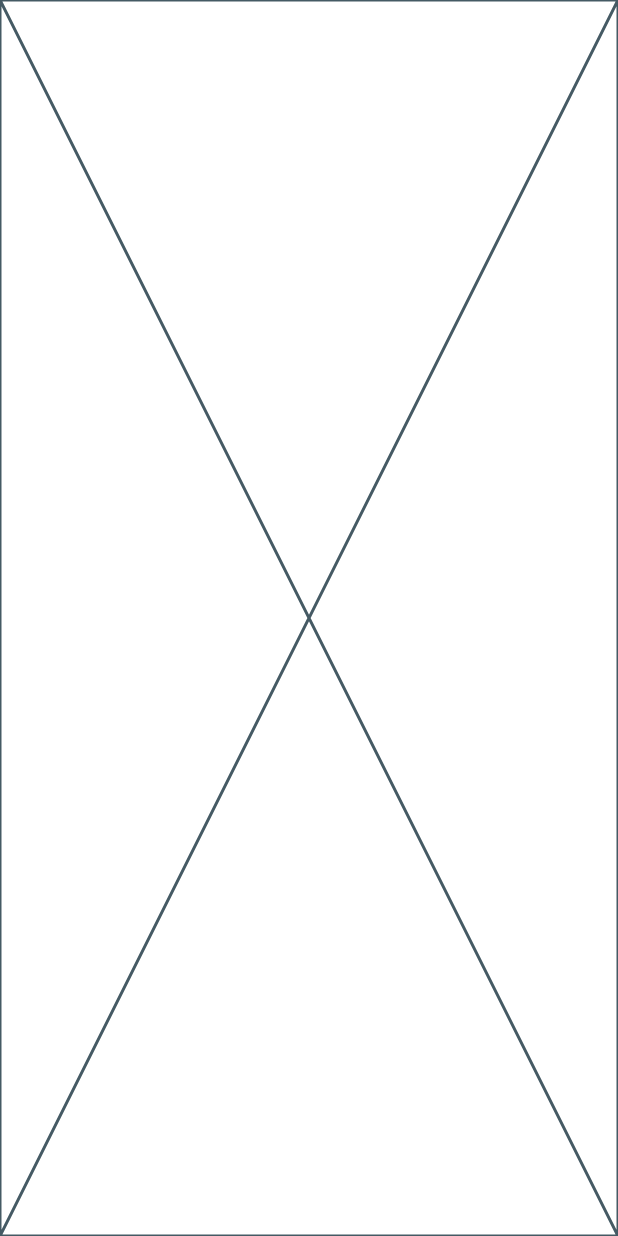
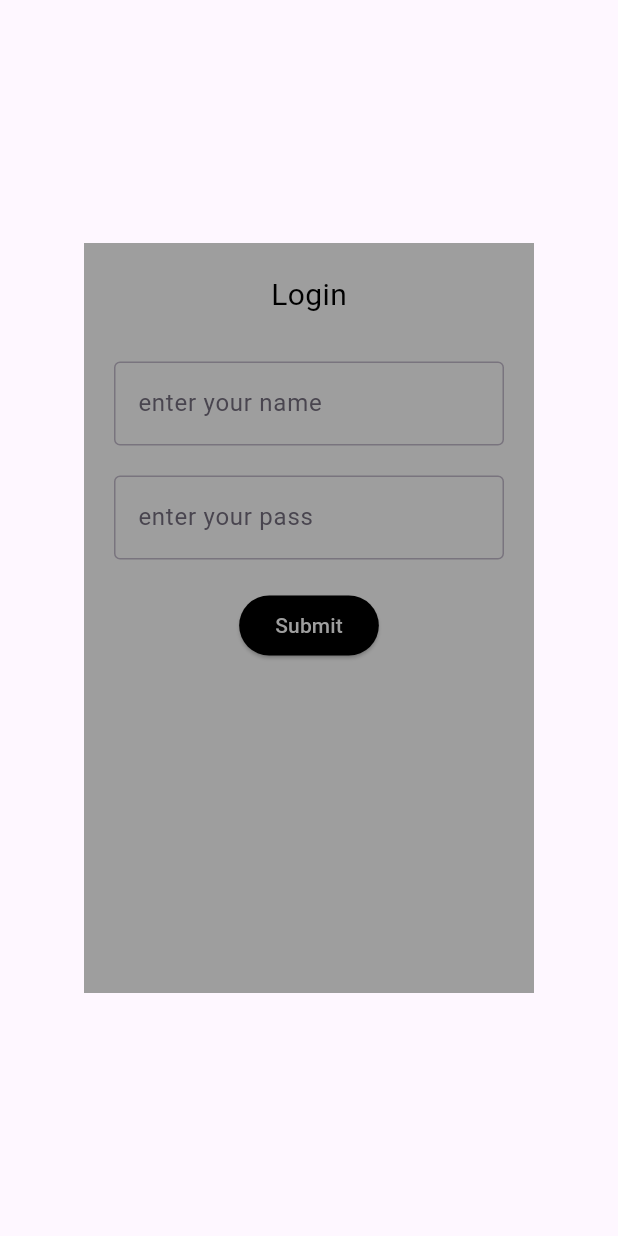
Before and after one commit to shamseernpm-beep/final_hive_practice, a Flutter app: the screen it shows after launch, on a phone screen of 412 x 824 dp. Run offline on Flutter 3.47's test engine with Material 3 defaults, Android fonts, the phone set to English and light mode, and no system bars; our stand-ins replace shared_preferences.

Commit message:
created all screens

```diff
--- /dev/null
+++ b/lib/login.dart
@@ -0,0 +1,87 @@
+import 'package:dummy_6/home.dart';
+import 'package:flutter/material.dart';
+import 'package:shared_preferences/shared_preferences.dart';
+
+class Login extends StatefulWidget {
+  const Login({super.key});
+
+  @override
+  State<Login> createState() => _LoginState();
+}
+
+class _LoginState extends State<Login> {
+  final usernameController = TextEditingController();
+  final passwordController = TextEditingController();
+
+  void click() async {
+    final username = usernameController.text;
+    final pass = passwordController.text;
+
+    if (username == "riswan" && pass == "123") {
+      final save = await SharedPreferences.getInstance();
+
+      await save.setBool("login", true);
+
+      if (!mounted) return;
+
+      Navigator.pushReplacement(
+        context,
+        MaterialPageRoute(builder: (context) => Home()),
+      );
+    }
+  }
+
+  @override
+  Widget build(BuildContext context) {
+    return Scaffold(
+      body: Padding(
+        padding: const EdgeInsets.all(20),
+        child: Center(
+          child: Container(
+            width: 300,
+            height: 500,
+            color: Colors.grey,
+            child: Padding(
+              padding: const EdgeInsets.all(20),
+              child: Column(
+                children: [
+                  Text(
+                    "Login",
+                    style: TextStyle(fontSize: 20, color: Colors.black),
+                  ),
+                  SizedBox(height: 30),
+                  TextField(
+                    controller: usernameController,
+                    decoration: InputDecoration(
+                      hintText: "enter your name",
+                      border: OutlineInputBorder(),
+                    ),
+                  ),
+                  SizedBox(height: 20),
+                  TextField(
+                    controller: passwordController,
+                    decoration: InputDecoration(
+                      hintText: "enter your pass",
+                      border: OutlineInputBorder(),
+                    ),
+                  ),
+                  SizedBox(height: 20),
+                  ElevatedButton(
+                    onPressed: () {
+                      click();
+                    },
+                    style: ElevatedButton.styleFrom(
+                      foregroundColor: Colors.grey,
+                      backgroundColor: Colors.black,
+                    ),
+                    child: Text("Submit"),
+                  ),
+                ],
+              ),
+            ),
+          ),
+        ),
+      ),
+    );
+  }
+}
```
Also changed, not shown: lib/home.dart (added, +42 -0 lines), lib/spalsh.dart (+48 -2 lines).
